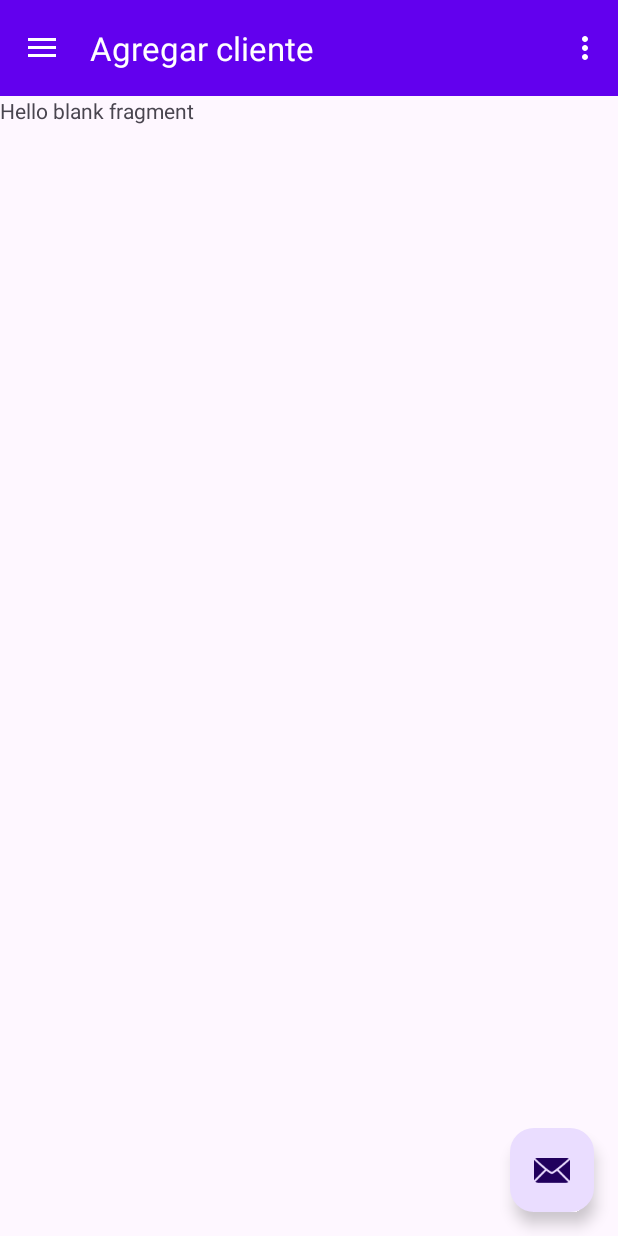
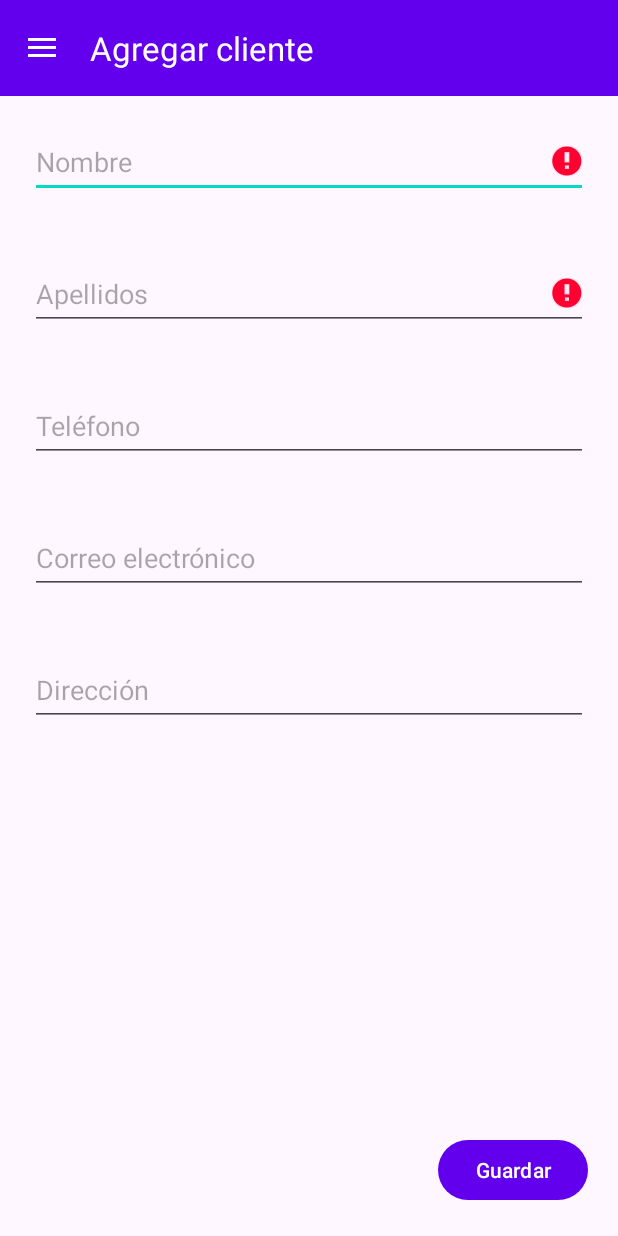
Before and after one commit to rubensg2499/LatePay, an Android app: the agregar_cliente screen opened through its navigation route, in the side drawer, after a tap on "Agregar cliente", on a phone screen of 412 x 824 dp. Run offline under Robolectric (Android 15) with nearby library versions, the phone set to English and light mode, and no system bars; our stand-ins replace navigation-ui.

Commit message:
Se agregó la funcionalidad de guardar clientes.

```diff
--- /dev/null
+++ b/app/src/main/java/com/example/latepay/ConexionSQLiteHelper.java
@@ -0,0 +1,29 @@
+package com.example.latepay;
+
+import static com.example.latepay.utilidades.utilidades.*;
+
+import android.content.Context;
+import android.database.sqlite.SQLiteDatabase;
+import android.database.sqlite.SQLiteOpenHelper;
+
+import androidx.annotation.Nullable;
+
+public class ConexionSQLiteHelper extends SQLiteOpenHelper {
+
+    public ConexionSQLiteHelper(@Nullable Context context, @Nullable String name, @Nullable SQLiteDatabase.CursorFactory factory, int version) {
+        super(context, name, factory, version);
+    }
+
+    @Override
+    public void onCreate(SQLiteDatabase sqLiteDatabase) {
+        sqLiteDatabase.execSQL(CREATE_TABLE_CUSTOMER);
+        sqLiteDatabase.execSQL(CREATE_TABLE_DEBT);
+    }
+
+    @Override
+    public void onUpgrade(SQLiteDatabase sqLiteDatabase, int i, int i1) {
+        sqLiteDatabase.execSQL(DELETE_TABLE_DEBT);
+        sqLiteDatabase.execSQL(DELETE_TABLE_CUSTOMER);
+        onCreate(sqLiteDatabase);
+    }
+}
--- a/app/src/main/java/com/example/latepay/MainActivity.java
+++ b/app/src/main/java/com/example/latepay/MainActivity.java
@@ -1,6 +1,7 @@
 package com.example.latepay;
 
 import android.os.Bundle;
+import android.view.MenuItem;
 import android.view.View;
 import android.view.Menu;
 
@@ -29,18 +30,9 @@ public class MainActivity extends AppCompatActivity {
         setContentView(binding.getRoot());
 
         setSupportActionBar(binding.appBarMain.toolbar);
-        binding.appBarMain.fab.setOnClickListener(new View.OnClickListener() {
-            @Override
-            public void onClick(View view) {
-                Snackbar.make(view, "Replace with your own action", Snackbar.LENGTH_LONG)
-                        .setAction("Action", null).show();
-            }
-        });
         DrawerLayout drawer = binding.drawerLayout;
 
         NavigationView navigationView = binding.navView;
-        // Passing each menu ID as a set of Ids because each
-        // menu should be considered as top level destinations.
         mAppBarConfiguration = new AppBarConfiguration.Builder(
                 R.id.clientes,
                 R.id.agregar_cliente,
@@ -51,6 +43,7 @@ public class MainActivity extends AppCompatActivity {
         NavController navController = Navigation.findNavController(this, R.id.nav_host_fragment_content_main);
         NavigationUI.setupActionBarWithNavController(this, navController, mAppBarConfiguration);
         NavigationUI.setupWithNavController(navigationView, navController);
+        ConexionSQLiteHelper conexionSQLiteHelper = new ConexionSQLiteHelper(this,"late_pay_bd",null,1);
     }
 
     @Override
--- a/app/src/main/java/com/example/latepay/agregar_cliente.java
+++ b/app/src/main/java/com/example/latepay/agregar_cliente.java
@@ -1,48 +1,35 @@
 package com.example.latepay;
 
+import static com.example.latepay.utilidades.utilidades.*;
+
+import android.content.ContentValues;
+import android.database.sqlite.SQLiteDatabase;
 import android.os.Bundle;
 
 import androidx.fragment.app.Fragment;
+
 import android.view.LayoutInflater;
 import android.view.View;
 import android.view.ViewGroup;
-import java.util.List;
+import android.widget.Button;
+import android.widget.EditText;
 
-/**
- * A simple {@link Fragment} subclass.
- * Use the {@link agregar_cliente#newInstance} factory method to
- * create an instance of this fragment.
- */
+import com.google.android.material.snackbar.Snackbar;
+
+import java.time.LocalDateTime;
+import java.time.format.DateTimeFormatter;
+
 public class agregar_cliente extends Fragment {
     // TODO: Rename parameter arguments, choose names that match
-    // the fragment initialization parameters, e.g. ARG_ITEM_NUMBER
-    private static final String ARG_PARAM1 = "param1";
-    private static final String ARG_PARAM2 = "param2";
-
-    // TODO: Rename and change types of parameters
-    private String mParam1;
-    private String mParam2;
+    Button buttonGuardar;
+    EditText editNombre;
+    EditText editApellidos;
+    EditText editTelefono;
+    EditText editCorreo;
+    EditText editDireccion;
 
     public agregar_cliente() {
         // Required empty public constructor
-    }
-
-    /**
-     * Use this factory method to create a new instance of
-     * this fragment using the provided parameters.
-     *
-     * @param param1 Parameter 1.
-     * @param param2 Parameter 2.
-     * @return A new instance of fragment agregar_cliente.
-     */
-    // TODO: Rename and change types and number of parameters
-    public static agregar_cliente newInstance(String param1, String param2) {
-        agregar_cliente fragment = new agregar_cliente();
-        Bundle args = new Bundle();
-        args.putString(ARG_PARAM1, param1);
-        args.putString(ARG_PARAM2, param2);
-        fragment.setArguments(args);
-        return fragment;
     }
 
     @Override
@@ -57,4 +44,57 @@ public class agregar_cliente extends Fragment {
         return inflater.inflate(R.layout.fragment_agregar_cliente, container, false);
     }
 
+    @Override
+    public void onViewCreated(View view, Bundle savedInstanceState){
+        buttonGuardar = view.findViewById(R.id.buttonGuardar);
+        editNombre = view.findViewById(R.id.editTextNombre);
+        editApellidos = view.findViewById(R.id.editTextApellidos);
+        editTelefono = view.findViewById(R.id.editTextTelefono);
+        editCorreo = view.findViewById(R.id.editTextCorreo);
+        editDireccion = view.findViewById(R.id.editTextDireccion);
+
+        buttonGuardar.setOnClickListener(view1 -> {
+            if (!checkFields()){
+                registerCustomer(view1);
+            }
+        });
+
+    }
+    private boolean checkFields(){
+        boolean res = false;
+        if(editNombre.getText().toString().trim().equals("")){
+            res = true;
+            editNombre.setError("Debe ingresar un nombre.");
+        }
+        if(editApellidos.getText().toString().trim().equals("")){
+            res = true;
+            editApellidos.setError("Debe ingresar un apellido.");
+        }
+        return res;
+    }
+    private void registerCustomer(View view) {
+        ConexionSQLiteHelper conexionSQLiteHelper = new ConexionSQLiteHelper(getActivity(),"late_pay_bd",null,1);
+        SQLiteDatabase db = conexionSQLiteHelper.getWritableDatabase();
+        DateTimeFormatter formatter = DateTimeFormatter.ofPattern("yyyy-MM-dd");
+
+        ContentValues cv = new ContentValues();
+        cv.put(FIELD_FIRST_NAME, editNombre.getText().toString());
+        cv.put(FIELD_LAST_NAME, editApellidos.getText().toString());
+        cv.put(FIELD_PHONE, editTelefono.getText().toString());
+        cv.put(FIELD_EMAIL, editCorreo.getText().toString());
+        cv.put(FIELD_ADDRESS, editDireccion.getText().toString());
+        cv.put(FIELD_CREATED_DATE, formatter.format(LocalDateTime.now()));
+        long result = db.insert(TABLE_CUSTOMER,FIELD_CUSTOMER_ID, cv);
+        Snackbar.make(view, "Cliente registrado exitosamente con el id " + result, Snackbar.LENGTH_LONG).setAction("Action",null).show();
+        cleanFields();
+    }
+
+    private void cleanFields() {
+        editNombre.setText("");
+        editApellidos.setText("");
+        editTelefono.setText("");
+        editCorreo.setText("");
+        editDireccion.setText("");
+        editNombre.requestFocus();
+    }
 }
--- a/app/src/main/res/layout/app_bar_main.xml
+++ b/app/src/main/res/layout/app_bar_main.xml
@@ -24,7 +24,7 @@
 
     <include layout="@layout/content_main" />
 
-    <com.google.android.material.floatingactionbutton.FloatingActionButton
+    <!--<com.google.android.material.floatingactionbutton.FloatingActionButton
         android:id="@+id/fab"
         android:layout_width="wrap_content"
         android:layout_height="wrap_content"
@@ -33,5 +33,5 @@
         android:layout_marginBottom="16dp"
         android:contentDescription="@string/menu_agregar_cliente"
         app:srcCompat="@android:drawable/ic_dialog_email" />
-
+-->
 </androidx.coordinatorlayout.widget.CoordinatorLayout>
--- a/app/src/main/res/layout/fragment_agregar_cliente.xml
+++ b/app/src/main/res/layout/fragment_agregar_cliente.xml
@@ -4,11 +4,81 @@
     android:layout_width="match_parent"
     android:layout_height="match_parent"
     tools:context=".agregar_cliente">
+    <ScrollView
+        android:layout_width="match_parent"
+        android:layout_height="match_parent">
+        <LinearLayout
+            android:layout_width="match_parent"
+            android:layout_height="wrap_content"
+            android:orientation="vertical"
+            >
 
-    <!-- TODO: Update blank fragment layout -->
-    <TextView
-        android:layout_width="match_parent"
-        android:layout_height="match_parent"
-        android:text="@string/hello_blank_fragment" />
+            <EditText
+                android:id="@+id/editTextNombre"
+                android:layout_width="match_parent"
+                android:layout_height="wrap_content"
+                android:layout_margin="20dp"
+                android:ems="10"
+                android:hint="@string/txt_nombre"
+                android:inputType="textPersonName"
+                android:minHeight="48dp"
+                android:autofillHints="" />
+
+            <EditText
+                android:id="@+id/editTextApellidos"
+                android:layout_width="match_parent"
+                android:layout_height="wrap_content"
+                android:layout_margin="20dp"
+                android:ems="10"
+                android:hint="@string/txt_apellidos"
+                android:inputType="textPersonName"
+                android:minHeight="48dp"
+                android:autofillHints="" />
+
+            <EditText
+                android:id="@+id/editTextTelefono"
+                android:layout_width="match_parent"
+                android:layout_height="wrap_content"
+                android:layout_margin="20dp"
+                android:ems="10"
+                android:hint="@string/txt_telefono"
+                android:minHeight="48dp"
+                android:inputType="phone"
+                android:autofillHints=""/>
+
+            <EditText
+                android:id="@+id/editTextCorreo"
+                android:layout_width="match_parent"
+                android:layout_height="wrap_content"
+                android:layout_margin="20dp"
+                android:autofillHints=""
+                android:ems="10"
+                android:hint="@string/txt_correo"
+                android:inputType="textEmailAddress"
+                android:minHeight="48dp"
+                tools:ignore="TextContrastCheck" />
+
+            <EditText
+                android:id="@+id/editTextDireccion"
+                android:layout_width="match_parent"
+                android:layout_height="wrap_content"
+                android:layout_margin="20dp"
+                android:autofillHints=""
+                android:ems="10"
+                android:hint="@string/txt_direccion"
+                android:inputType="textPostalAddress"
+                android:minHeight="48dp" />
+
+        </LinearLayout>
+
+    </ScrollView>
+
+    <Button
+        android:id="@+id/buttonGuardar"
+        android:layout_width="100dp"
+        android:layout_height="wrap_content"
+        android:layout_gravity="bottom|right"
+        android:layout_margin="20dp"
+        android:text="@string/guardar" />
 
 </FrameLayout>
--- a/app/src/main/res/layout/fragment_clientes.xml
+++ b/app/src/main/res/layout/fragment_clientes.xml
@@ -3,7 +3,8 @@
     xmlns:tools="http://schemas.android.com/tools"
     android:layout_width="match_parent"
     android:layout_height="match_parent"
-    tools:context=".clientes">
+    tools:context=".clientes"
+    android:id="@+id/fragment_clientes">
 
     <androidx.recyclerview.widget.RecyclerView
         android:id="@+id/list_clientes"
--- a/app/src/main/res/menu/main.xml
+++ b/app/src/main/res/menu/main.xml
@@ -1,9 +1,4 @@
 <?xml version="1.0" encoding="utf-8"?>
 <menu xmlns:android="http://schemas.android.com/apk/res/android"
     xmlns:app="http://schemas.android.com/apk/res-auto">
-    <item
-        android:id="@+id/action_settings"
-        android:orderInCategory="100"
-        android:title="@string/action_settings"
-        app:showAsAction="never" />
 </menu>
--- a/app/src/main/res/values/strings.xml
+++ b/app/src/main/res/values/strings.xml
@@ -23,10 +23,17 @@
     <string name="actualizar">Actualizar</string>
     <string name="Eliminar">Eliminar</string>
     <string name="aceptar">Aceptar</string>
-
+    <string name="salir">Salir</string>
     <!--Nombres de los mesajes-->
     <string name="confirmacion_elimnar">¿Está seguro de eliminar el registro?, esta acción no se puede deshacer.</string>
     <string name="deuda_total">Debe: MXN $</string>
     <!-- TODO: Remove or change this placeholder text -->
     <string name="hello_blank_fragment">Hello blank fragment</string>
+
+    <!--Nombres de los inputs-->
+    <string name="txt_nombre">Nombre</string>
+    <string name="txt_apellidos">Apellidos</string>
+    <string name="txt_telefono">Teléfono</string>
+    <string name="txt_correo">Correo electrónico</string>
+    <string name="txt_direccion">Dirección</string>
 </resources>
```
Also changed, not shown: app/src/main/java/com/example/latepay/entidades/Cliente.java (added, +77 -0 lines), app/src/main/java/com/example/latepay/utilidades/utilidades.java (added, +46 -0 lines).
